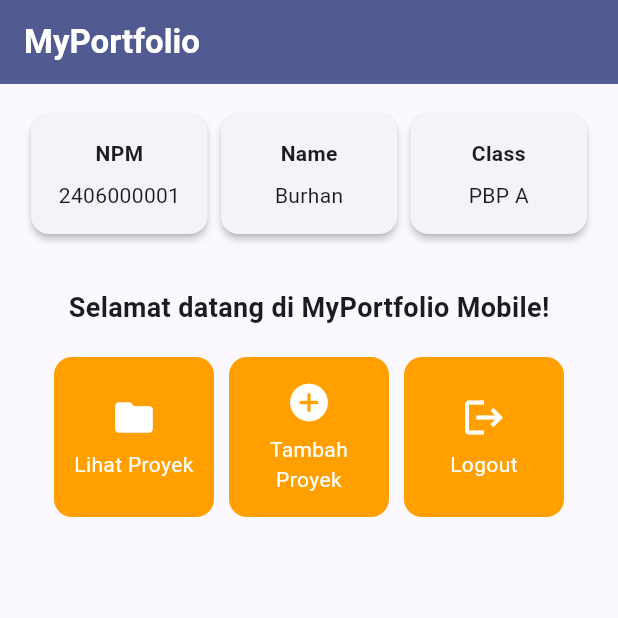
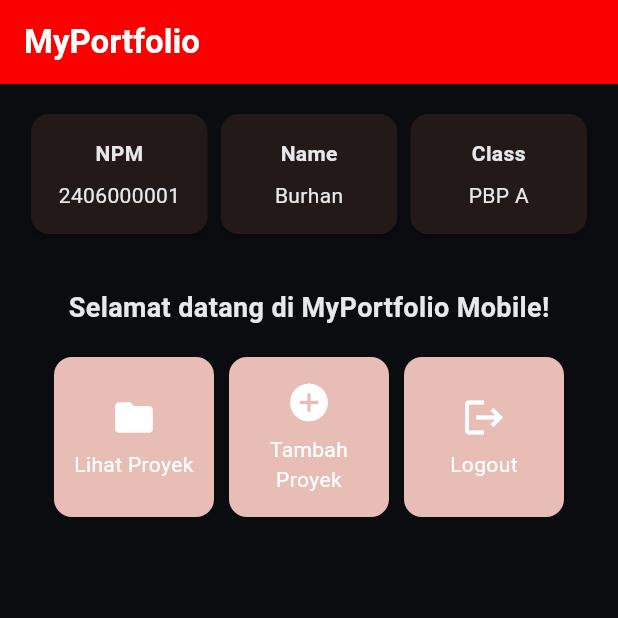
Before and after one commit to DJITOE-IPUN/myportofolio_mobile, a Flutter app: the screen it shows after launch, on a phone screen of 412 x 824 dp, the top half of it. Run offline on Flutter 3.47's test engine with Material 3 defaults, Android fonts, the phone set to English and light mode, and no system bars.

Commit message:
feat(theme): add Afterburner dark theme shared with web portfolio
Move colors into lib/theme.dart (AppColors, buildAppTheme) using the --ab-* values from afterburner.css. main.dart stays bootstrap-only.

```diff
--- a/lib/main.dart
+++ b/lib/main.dart
@@ -1,10 +1,15 @@
 import 'package:flutter/material.dart';
 import 'package:myportofolio_mobile/menu.dart';
+import 'package:myportofolio_mobile/theme.dart';
 
 void main() {
   runApp(const MyApp());
 }
 
+/// Root widget aplikasi: mengatur judul, tema, dan halaman awal.
+///
+/// Berkas ini hanya berisi kode bootstrap; seluruh widget halaman utama
+/// berada di `menu.dart`.
 class MyApp extends StatelessWidget {
   const MyApp({super.key});
 
@@ -12,13 +17,8 @@ class MyApp extends StatelessWidget {
   Widget build(BuildContext context) {
     return MaterialApp(
       title: 'MyPortfolio',
-      theme: ThemeData(
-        colorScheme: ColorScheme.fromSeed(
-          seedColor: Colors.indigo,
-          secondary: Colors.amber[700],
-        ),
-        useMaterial3: true,
-      ),
+      debugShowCheckedModeBanner: false,
+      theme: buildAppTheme(),
       home: MyHomePage(),
     );
   }
--- /dev/null
+++ b/lib/theme.dart
@@ -0,0 +1,39 @@
+import 'package:flutter/material.dart';
+
+/// Palet warna "Afterburner", disalin dari variabel CSS situs web portofolio
+/// (`static/css/afterburner.css`) agar aplikasi mobile terasa satu identitas
+/// dengan versi web-nya.
+abstract final class AppColors {
+  /// Latar utama aplikasi (`--ab-void`).
+  static const Color voidBlack = Color(0xFF0A0C10);
+
+  /// Latar panel/kartu (`--ab-panel`).
+  static const Color panel = Color(0xFF10131A);
+
+  /// Garis tepi panel (`--ab-border`).
+  static const Color border = Color(0xFF232933);
+
+  /// Warna teks utama (`--ab-text`).
+  static const Color text = Color(0xFFE6E8EB);
+
+  /// Warna teks sekunder (`--ab-muted`).
+  static const Color muted = Color(0xFF8A93A3);
+
+  /// Warna aksen merah (`--ab-red`).
+  static const Color red = Color(0xFFFC0000);
+}
+
+/// Tema gelap aplikasi yang dibangun dari [AppColors].
+ThemeData buildAppTheme() {
+  return ThemeData(
+    colorScheme: ColorScheme.fromSeed(
+      seedColor: AppColors.red,
+      brightness: Brightness.dark,
+      primary: AppColors.red,
+      surface: AppColors.panel,
+      onSurface: AppColors.text,
+    ),
+    scaffoldBackgroundColor: AppColors.voidBlack,
+    useMaterial3: true,
+  );
+}
```
